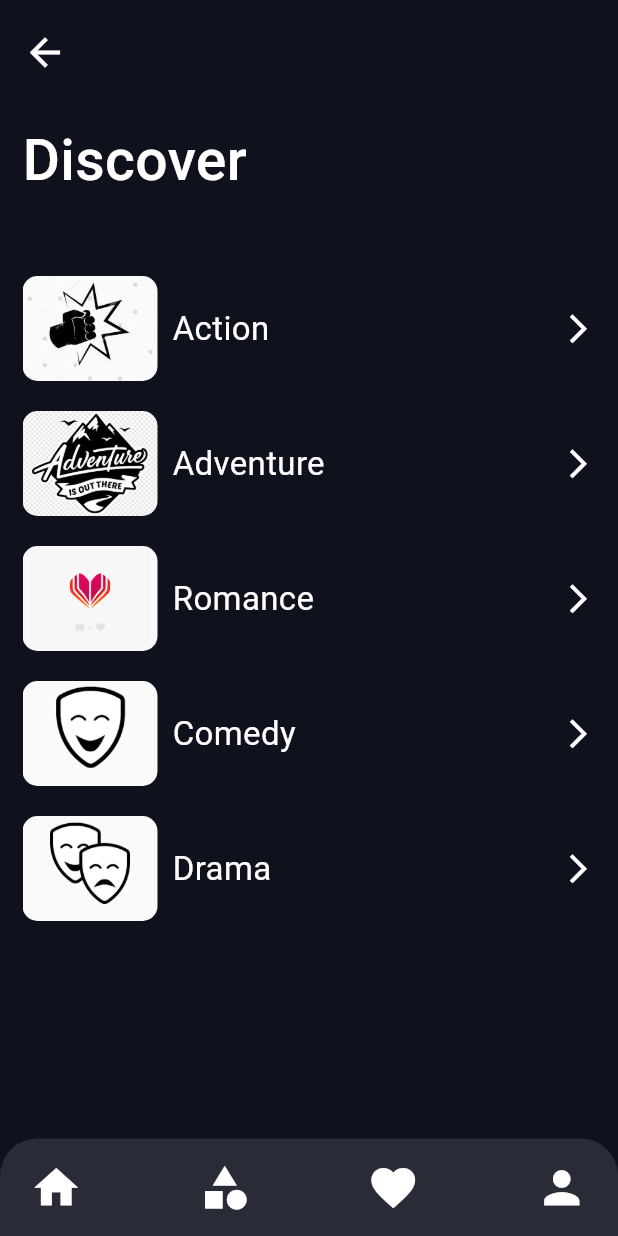
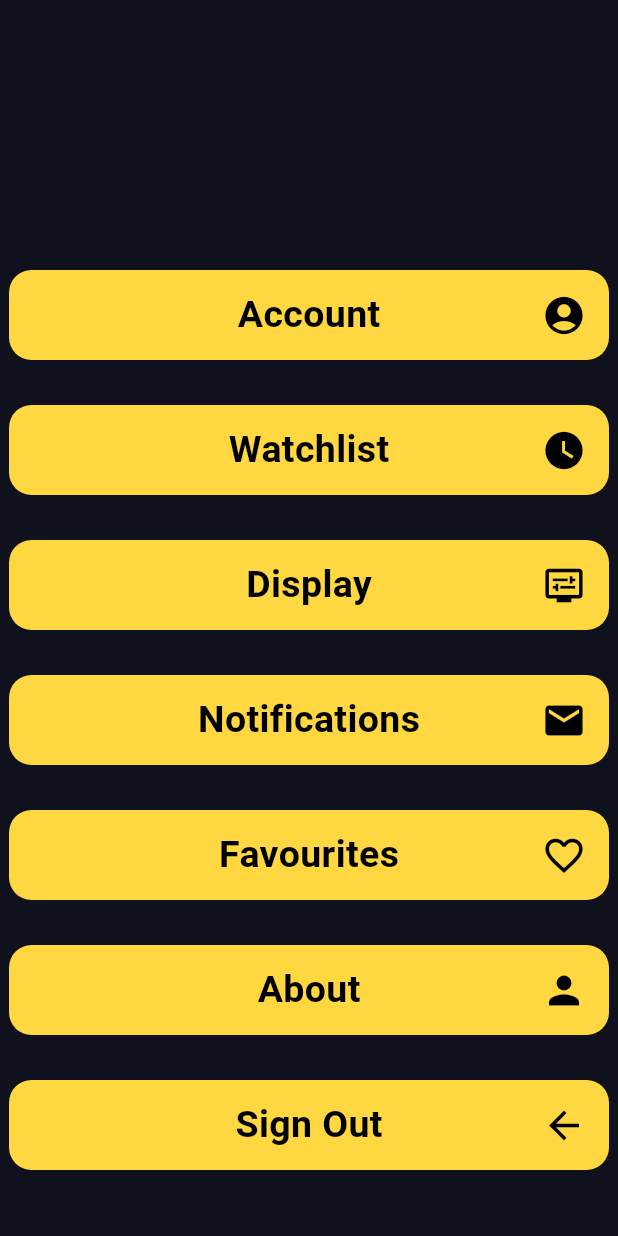
Before and after one commit to adi99304/IMDb-clone, a Flutter app: the CategoryPage screen opened by its route, item 2 of the bottom bar chosen, after a tap on the "person" icon, on a phone screen of 412 x 824 dp. Run offline on Flutter 3.47's test engine with Material 3 defaults, Android fonts, the phone set to English and light mode, and no system bars; our stand-ins replace animated_splash_screen.

Commit message:
Profile page created

```diff
--- a/lib/main.dart
+++ b/lib/main.dart
@@ -6,6 +6,7 @@
 import 'package:project/pages/HomePage.dart';
 import 'package:project/pages/LoginPage.dart';
 import 'package:project/pages/MoviePage.dart';
+import 'package:project/pages/ProfilePage.dart';
 import 'package:project/pages/UserPage.dart';
 
 void main() {
@@ -118,6 +119,7 @@
         "moviePage": (context) => MoviePage(),
         "userpage": (context) => UserPage(),
         "categorydetailpage": (context) => CategoryDetailPage(category: 1),
+        "profilePage": (context) => ProfilePage(),
       },
     );
   }
--- /dev/null
+++ b/lib/pages/ProfilePage.dart
@@ -0,0 +1,66 @@
+import 'package:flutter/material.dart';
+
+class ProfilePage extends StatelessWidget {
+  @override
+  Widget build(BuildContext context) {
+    return Scaffold(
+      backgroundColor: Color(0xFF0F111D),
+      body: SingleChildScrollView(
+        child: Center(
+          child: Column(
+            children: [
+              SizedBox(height: 150), // Space before the first container
+              _buildAccountContainer('Account', Icons.account_circle),
+              SizedBox(height: 0), // Space between containers
+              _buildAccountContainer('Watchlist', Icons.watch_later),
+              SizedBox(height: 0), // Space between containers
+              _buildAccountContainer('Display', Icons.display_settings),
+              SizedBox(height: 0), // Space between containers
+              _buildAccountContainer('Notifications', Icons.email),
+              SizedBox(height: 0), // Space between containers
+              _buildAccountContainer('Favourites', Icons.favorite_outline),
+              SizedBox(height: 0), // Space between containers
+              _buildAccountContainer('About', Icons.person),
+              SizedBox(height: 0), // Space between containers
+              _buildAccountContainer('Sign Out', Icons.arrow_back_sharp),
+            ],
+          ),
+        ),
+      ),
+    );
+  }
+
+  Widget _buildAccountContainer(String text, IconData icon) {
+    return Container(
+      margin: EdgeInsets.only(top: 30),
+      width: 400,
+      height: 60,
+      decoration: BoxDecoration(
+        color: Colors.amberAccent,
+        borderRadius: BorderRadius.circular(15),
+      ),
+      child: Row(
+        mainAxisAlignment: MainAxisAlignment.spaceBetween,
+        children: [
+          SizedBox(width: 45),
+          Text(
+            text,
+            style: TextStyle(
+              color: Colors.black,
+              fontWeight: FontWeight.w700,
+              fontSize: 25,
+            ),
+          ),
+          Padding(
+            padding: EdgeInsets.only(right: 15),
+            child: Icon(
+              icon,
+              color: Colors.black,
+              size: 30,
+            ),
+          ),
+        ],
+      ),
+    );
+  }
+}
--- a/lib/widgets/CustomNavBar.dart
+++ b/lib/widgets/CustomNavBar.dart
@@ -46,7 +46,9 @@
             ),
           ),
           InkWell(
-            onTap: () {},
+            onTap: () {
+              Navigator.pushNamed(context, "profilePage");
+            },
             child: Icon(
               Icons.person,
               size: 35,
```
Also changed, not shown: pubspec.lock.
